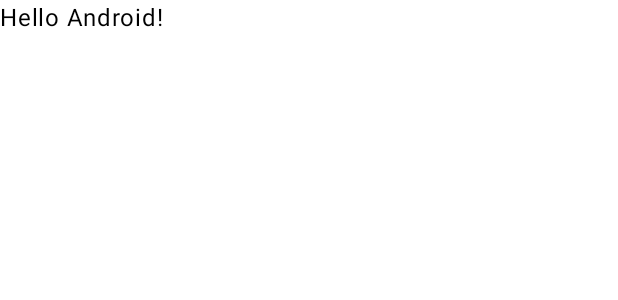
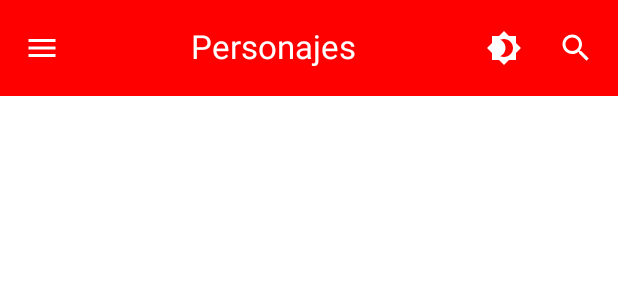
Before and after one commit to SebasGRDev/Marvel-wiki-Compose, an Android app built with Jetpack Compose: the @Preview function GreetingPreview, on a phone screen of 412 x 824 dp. Shown: the top 300 px of the screen. Run offline under Robolectric (Android 15) with nearby library versions, the phone set to English and light mode, and no system bars.

Commit message:
topbar e iconos

```diff
--- a/app/build.gradle.kts
+++ b/app/build.gradle.kts
@@ -59,6 +59,7 @@ dependencies {
     implementation(libs.androidx.ui.graphics)
     implementation(libs.androidx.ui.tooling.preview)
     implementation(libs.androidx.material3)
+    implementation(libs.androidx.material.icons.extended)
     testImplementation(libs.junit)
     androidTestImplementation(libs.androidx.junit)
     androidTestImplementation(libs.androidx.espresso.core)
--- a/app/src/main/java/com/sebasgrdev/marvelwiki/MainActivity.kt
+++ b/app/src/main/java/com/sebasgrdev/marvelwiki/MainActivity.kt
@@ -7,10 +7,11 @@ import androidx.activity.enableEdgeToEdge
 import androidx.compose.foundation.layout.fillMaxSize
 import androidx.compose.foundation.layout.padding
 import androidx.compose.material3.Scaffold
-import androidx.compose.material3.Text
 import androidx.compose.runtime.Composable
 import androidx.compose.ui.Modifier
 import androidx.compose.ui.tooling.preview.Preview
+import com.sebasgrdev.marvelwiki.ui.TopBar
+import com.sebasgrdev.marvelwiki.ui.screens.CharactersScreen
 import com.sebasgrdev.marvelwiki.ui.theme.MarvelWikiTheme
 
 class MainActivity : ComponentActivity() {
@@ -19,9 +20,11 @@ class MainActivity : ComponentActivity() {
         enableEdgeToEdge()
         setContent {
             MarvelWikiTheme {
-                Scaffold(modifier = Modifier.fillMaxSize()) { innerPadding ->
-                    Greeting(
-                        name = "Android",
+                Scaffold(
+                    modifier = Modifier.fillMaxSize(),
+                    topBar = { TopBar() }) { innerPadding ->
+
+                    CharactersScreen(
                         modifier = Modifier.padding(innerPadding)
                     )
                 }
@@ -30,18 +33,11 @@ class MainActivity : ComponentActivity() {
     }
 }
 
-@Composable
-fun Greeting(name: String, modifier: Modifier = Modifier) {
-    Text(
-        text = "Hello $name!",
-        modifier = modifier
-    )
-}
 
 @Preview(showBackground = true)
 @Composable
 fun GreetingPreview() {
     MarvelWikiTheme {
-        Greeting("Android")
+        TopBar()
     }
 }
--- /dev/null
+++ b/app/src/main/java/com/sebasgrdev/marvelwiki/ui/TopBarCharactersScreen.kt
@@ -0,0 +1,56 @@
+package com.sebasgrdev.marvelwiki.ui
+
+import androidx.compose.foundation.layout.fillMaxWidth
+import androidx.compose.foundation.layout.padding
+import androidx.compose.material.icons.Icons
+import androidx.compose.material.icons.filled.Brightness4
+import androidx.compose.material.icons.filled.Menu
+import androidx.compose.material.icons.filled.Search
+import androidx.compose.material3.ExperimentalMaterial3Api
+import androidx.compose.material3.Icon
+import androidx.compose.material3.IconButton
+import androidx.compose.material3.Text
+import androidx.compose.material3.TopAppBar
+import androidx.compose.material3.TopAppBarDefaults
+import androidx.compose.runtime.Composable
+import androidx.compose.ui.Modifier
+import androidx.compose.ui.graphics.Color
+import androidx.compose.ui.text.style.TextAlign
+import androidx.compose.ui.unit.dp
+
+@OptIn(ExperimentalMaterial3Api::class)
+@Composable
+fun TopBar() {
+    TopAppBar(
+        title = {
+            Text(
+                text = "Personajes",
+                modifier = Modifier
+                    .fillMaxWidth()
+                    .padding(horizontal = 24.dp),
+                textAlign = TextAlign.Center
+            )
+        },
+        colors = TopAppBarDefaults.topAppBarColors(
+            containerColor = Color.Red,
+            titleContentColor = Color.White
+        ),
+        navigationIcon = {
+            IconButton(onClick = { }) {
+                Icon(imageVector = Icons.Filled.Menu, contentDescription = "", tint = Color.White)
+            }
+        },
+        actions = {
+            IconButton(onClick = { }) {
+                Icon(
+                    imageVector = Icons.Filled.Brightness4,
+                    contentDescription = "",
+                    tint = Color.White
+                )
+            }
+            IconButton(onClick = { }) {
+                Icon(imageVector = Icons.Filled.Search, contentDescription = "", tint = Color.White)
+            }
+        }
+    )
+}
--- /dev/null
+++ b/app/src/main/java/com/sebasgrdev/marvelwiki/ui/screens/DetailScreen.kt
@@ -0,0 +1 @@
+package com.sebasgrdev.marvelwiki.ui.screens
--- a/gradle/libs.versions.toml
+++ b/gradle/libs.versions.toml
@@ -8,9 +8,11 @@ espressoCore = "3.6.1"
 lifecycleRuntimeKtx = "2.8.6"
 activityCompose = "1.9.2"
 composeBom = "2024.04.01"
+materialIconsExtended = "1.7.2"
 
 [libraries]
 androidx-core-ktx = { group = "androidx.core", name = "core-ktx", version.ref = "coreKtx" }
+androidx-material-icons-extended = { module = "androidx.compose.material:material-icons-extended", version.ref = "materialIconsExtended" }
 junit = { group = "junit", name = "junit", version.ref = "junit" }
 androidx-junit = { group = "androidx.test.ext", name = "junit", version.ref = "junitVersion" }
 androidx-espresso-core = { group = "androidx.test.espresso", name = "espresso-core", version.ref = "espressoCore" }
```
Also changed, not shown: app/src/main/java/com/sebasgrdev/marvelwiki/ui/screens/CharactersScreen.kt (added, +28 -0 lines).
